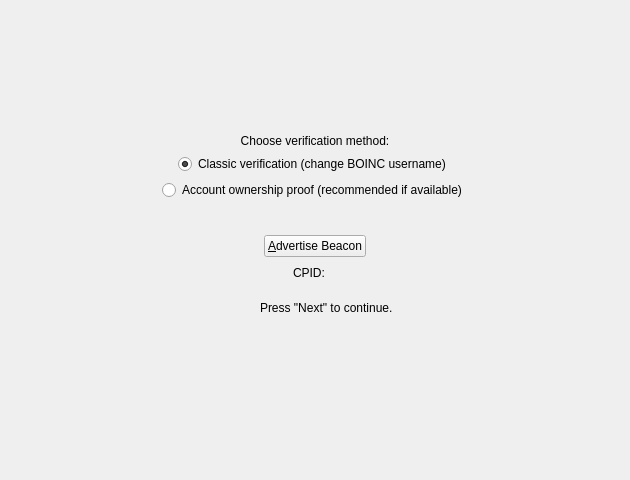
First picture: the form in src/qt/forms/researcherwizardbeaconpage.ui, repository jamescowens/Gridcoin-Research, before the edit.
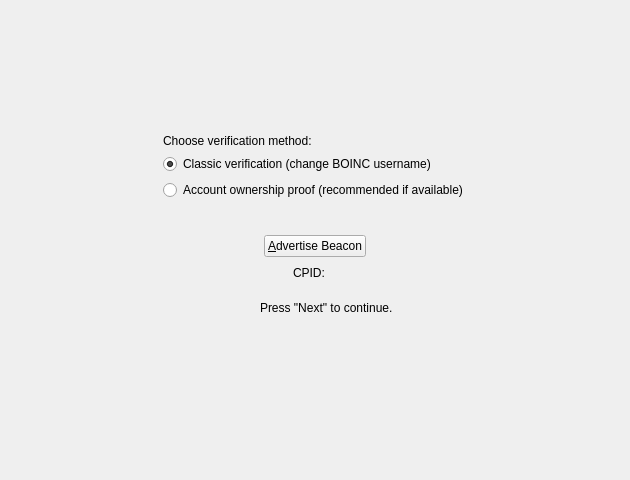
Second picture: the form after the edit. Icons and pictures are not drawn.

Commit message:
qt: align beacon page v2/v3 radio buttons as left-aligned group
Center the verification method group on the page using horizontal
spacers while keeping the label, radio buttons, and unavailable label
left-aligned within the group.

Diff of the .ui file:
```diff
--- a/src/qt/forms/researcherwizardbeaconpage.ui
+++ b/src/qt/forms/researcherwizardbeaconpage.ui
@@ -90,6 +90,21 @@
     </widget>
    </item>
    <item>
+    <layout class="QHBoxLayout" name="verificationMethodOuterLayout">
+     <item>
+      <spacer name="verificationMethodLeftSpacer">
+       <property name="orientation">
+        <enum>Qt::Horizontal</enum>
+       </property>
+       <property name="sizeHint" stdset="0">
+        <size>
+         <width>40</width>
+         <height>20</height>
+        </size>
+       </property>
+      </spacer>
+     </item>
+     <item>
     <widget class="QWidget" name="verificationMethodWrapper" native="true">
      <layout class="QVBoxLayout" name="verificationMethodLayout">
       <item>
@@ -97,15 +112,12 @@
         <property name="text">
          <string>Choose verification method:</string>
         </property>
-        <property name="alignment">
-         <set>Qt::AlignCenter</set>
-        </property>
         <property name="textInteractionFlags">
          <set>Qt::NoTextInteraction</set>
         </property>
        </widget>
       </item>
-      <item alignment="Qt::AlignHCenter">
+        <item>
        <widget class="QRadioButton" name="v2RadioButton">
         <property name="text">
          <string>Classic verification (change BOINC username)</string>
@@ -115,21 +127,18 @@
         </property>
        </widget>
       </item>
-      <item alignment="Qt::AlignHCenter">
+        <item>
        <widget class="QRadioButton" name="v3RadioButton">
         <property name="text">
          <string>Account ownership proof (recommended if available)</string>
         </property>
        </widget>
       </item>
-      <item alignment="Qt::AlignHCenter">
+        <item>
        <widget class="QLabel" name="v3UnavailableLabel">
         <property name="text">
          <string notr="true"/>
         </property>
-        <property name="alignment">
-         <set>Qt::AlignCenter</set>
-        </property>
         <property name="wordWrap">
          <bool>true</bool>
         </property>
@@ -140,6 +149,21 @@
       </item>
      </layout>
     </widget>
+     </item>
+     <item>
+      <spacer name="verificationMethodRightSpacer">
+       <property name="orientation">
+        <enum>Qt::Horizontal</enum>
+       </property>
+       <property name="sizeHint" stdset="0">
+        <size>
+         <width>40</width>
+         <height>20</height>
+        </size>
+       </property>
+      </spacer>
+     </item>
+    </layout>
    </item>
    <item alignment="Qt::AlignHCenter">
     <widget class="QPushButton" name="sendBeaconButton">
```
Lines whose indentation alone changed are shown as unchanged.
